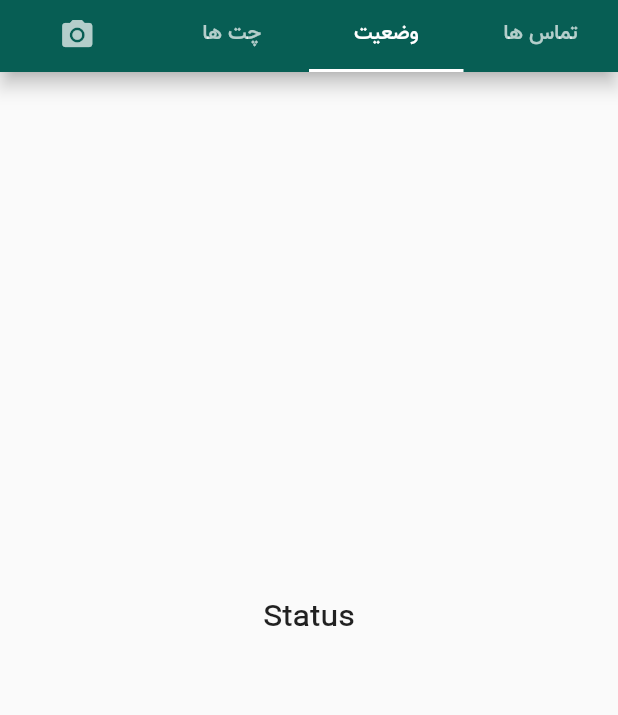
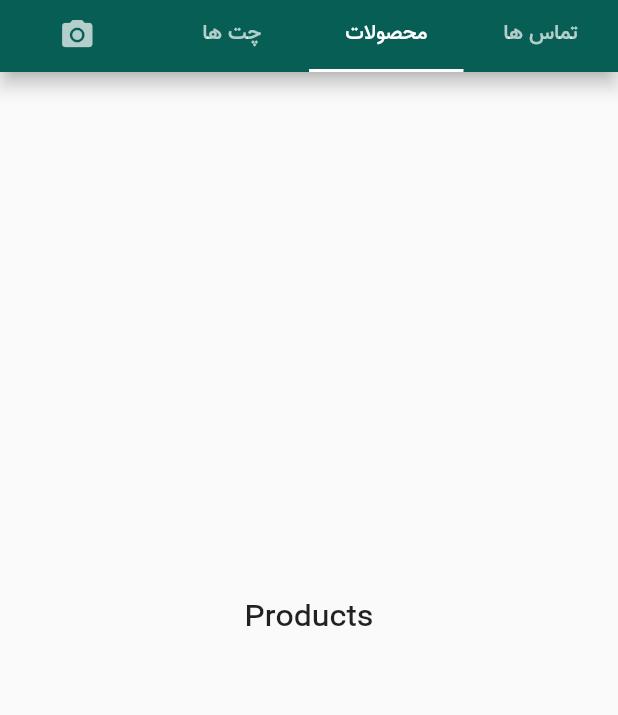
Before and after one commit to YRlp98/Whatsapp, a Flutter app: the WhatsAppHome screen opened directly, tab 3 chosen, scrolled down 104 dp, on a phone screen of 412 x 824 dp. Shown: the top 715 px of the screen. Run offline on Flutter 3.47's test engine with Material 2 defaults, Android fonts, the phone set to English and light mode, and no system bars; our stand-ins replace connectivity, shared_preferences, validators; accounts and stored records are empty; network calls fail.

Commit message:
Get Products from api

```diff
--- /dev/null
+++ b/lib/models/product.dart
@@ -0,0 +1,21 @@
+class Product {
+  int id;
+  int userId;
+  String title;
+  String body;
+  String image;
+  String price;
+  DateTime createdAt;
+  DateTime updatedAt;
+
+  Product.fromJson(Map<String, dynamic> parsedJson) {
+    id = parsedJson['id'];
+    userId = parsedJson['userId'];
+    title = parsedJson['title'];
+    body = parsedJson['body'];
+    image = parsedJson['iamge'];
+    price = parsedJson['price'];
+    createdAt = parsedJson['createdAt'];
+    updatedAt = parsedJson['updatedAt'];
+  }
+}
--- /dev/null
+++ b/lib/pages/products_screen.dart
@@ -0,0 +1,41 @@
+import 'package:flutter/material.dart';
+import 'package:whatsapp/models/product.dart';
+import 'package:whatsapp/services/product_services.dart';
+
+class ProductsScreen extends StatefulWidget {
+  @override
+  State<StatefulWidget> createState() => new ProductsScreenState();
+}
+
+class ProductsScreenState extends State<ProductsScreen> {
+  List<Product> _products = [];
+  int _currentPage = 1;
+
+  @override
+  void initState() {
+    // TODO: implement initState
+    super.initState();
+    _getProducts();
+  }
+
+  void _getProducts({int page = 1}) async {
+    var response = await ProductService.getProducts(page);
+    print(response['products']);
+
+    setState(() {
+      _products.addAll(response['products']);
+      _currentPage = response['currentPage'];
+    });
+  }
+
+  @override
+  Widget build(BuildContext context) {
+    // TODO: implement build
+    return Center(
+      child: Text(
+        'Products',
+        style: TextStyle(fontSize: 20.0),
+      ),
+    );
+  }
+}
--- a/lib/pages/status_screen.dart
+++ /dev/null
@@ -1,14 +0,0 @@
-import 'package:flutter/material.dart';
-
-class StatusScreen extends StatelessWidget {
-  @override
-  Widget build(BuildContext context) {
-    // TODO: implement build
-    return Center(
-      child: Text(
-        'Status',
-        style: TextStyle(fontSize: 20.0),
-      ),
-    );
-  }
-}
--- /dev/null
+++ b/lib/services/product_services.dart
@@ -0,0 +1,24 @@
+import 'dart:convert';
+
+import 'package:http/http.dart' as http;
+import 'package:whatsapp/models/product.dart';
+
+class ProductService {
+  static Future<Map> getProducts(int page) async {
+    final response = await http.get('http://roocket.org/api/products?=${page}');
+
+    if (response.statusCode == 200) {
+      var responseBody = json.decode(response.body)['data'];
+
+      List<Product> products = [];
+      responseBody['data'].forEach((item) {
+        products.add(Product.fromJson(item));
+      });
+
+      return {
+        'current_page': responseBody['current_page'],
+        'products': products
+      };
+    }
+  }
+}
--- a/lib/whatsapp_home.dart
+++ b/lib/whatsapp_home.dart
@@ -2,7 +2,7 @@ import 'package:flutter/material.dart';
 import 'pages/call_screen.dart';
 import 'pages/camera_screen.dart';
 import 'pages/chat_screen.dart';
-import 'pages/status_screen.dart';
+import 'pages/products_screen.dart';
 import 'pages/create-chat_screen.dart';
 import 'pages/settings_screen.dart';
 
@@ -42,7 +42,7 @@ class WhatsAppHomeState extends State<WhatsAppHome>
               text: 'چت ها',
             ),
             Tab(
-              text: 'وضعیت',
+              text: 'محصولات',
             ),
             Tab(
               text: 'تماس ها',
@@ -127,7 +127,7 @@ class WhatsAppHomeState extends State<WhatsAppHome>
             ? TabBarView(controller: tabController, children: <Widget>[
                 CameraScreen(),
                 ChatScreen(),
-                StatusScreen(),
+                ProductsScreen(),
                 CallScreen()
               ])
             : Center(
```
